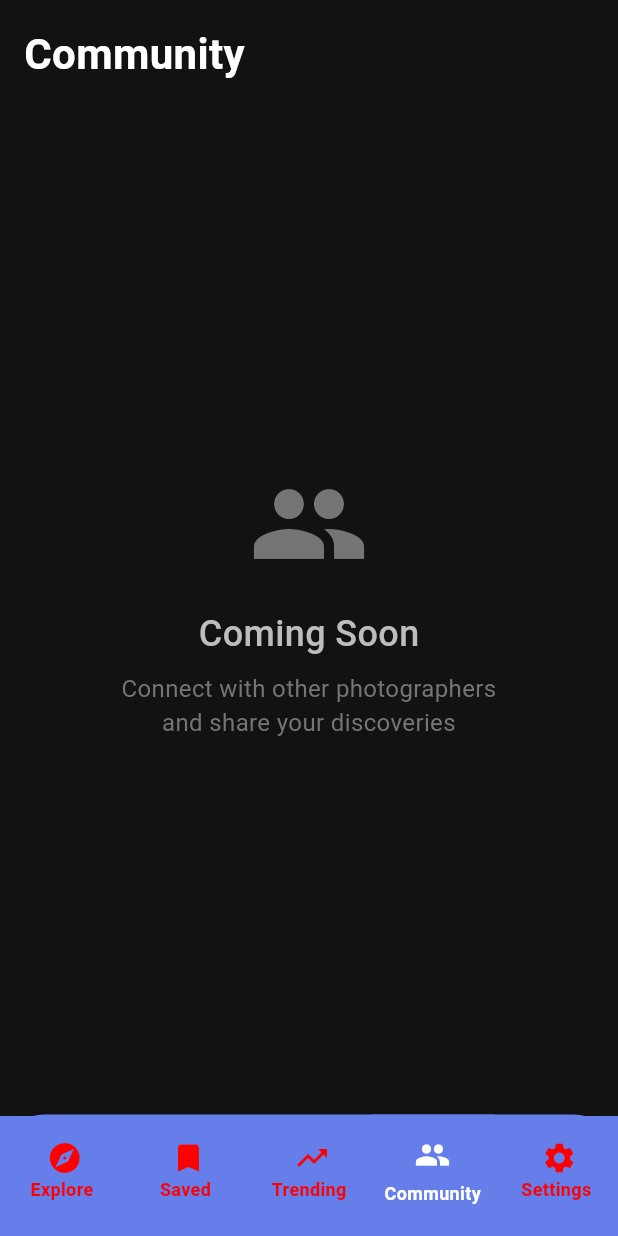
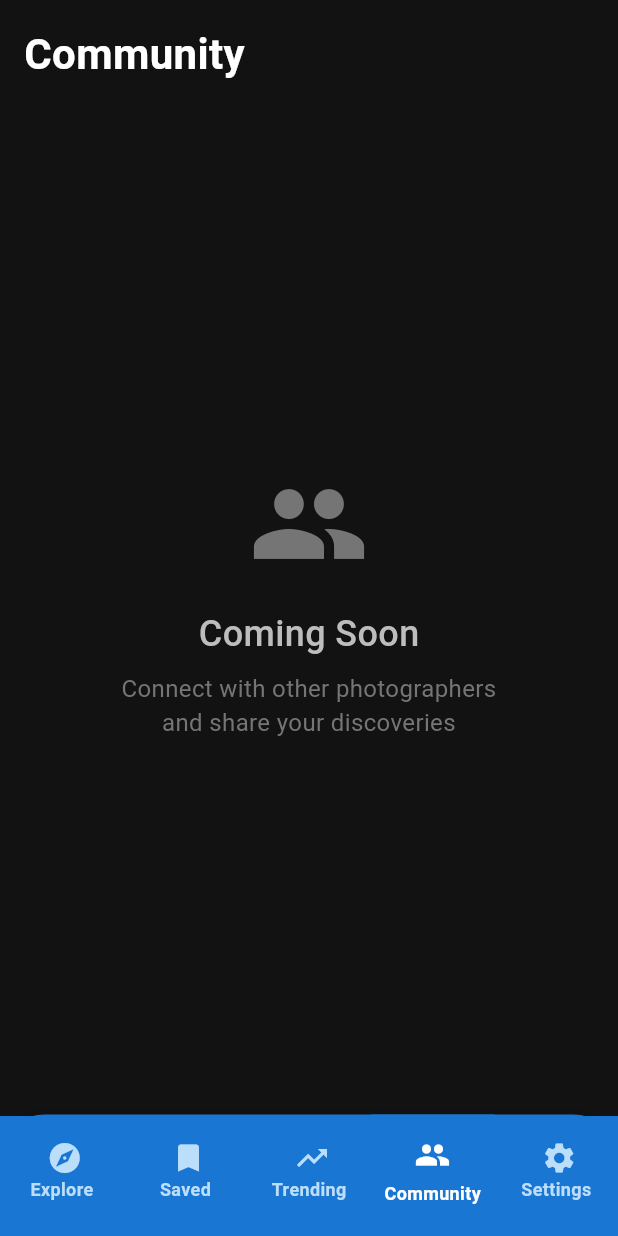
Before and after one commit to shamis6ali/lightspot, a Flutter app: the NavigationContainer widget shown alone on an empty page, opened directly, item 4 of the bottom bar chosen, on a phone screen of 412 x 824 dp. Run offline on Flutter 3.47's test engine with Material 3 defaults, Android fonts, the phone set to English and light mode, and no system bars; our stand-ins replace bloc, dartz, equatable, flutter_bloc, font_awesome_flutter, get_it and 4 more; missing offline and left inert: google_maps_cluster_manager_2, nav; accounts and stored records are empty; network calls fail.

Commit message:
Better ui

```diff
--- a/lib/common/theme/app_colors.dart
+++ b/lib/common/theme/app_colors.dart
@@ -3,34 +3,34 @@ import 'dart:ui';
 class AppColors {
   AppColors._();
 
-  // Primary Colors
-  static const primary = Color(0xFF667eea);
+  // Primary Colors - Based on your app's blue theme
+  static const primary = Color(0xFF1976D2); // Main blue from your bottom nav
   static const onPrimary = Color(0xFFFFFFFF);
-  static const primaryContainer = Color(0xFFE8EAF6);
-  static const onPrimaryContainer = Color(0xFF1A237E);
+  static const primaryContainer = Color(0xFFE3F2FD);
+  static const onPrimaryContainer = Color(0xFF0D47A1);
 
-  // Background Colors
+  // Background Colors - Clean and modern
   static const background = Color(0xFFFAFAFA);
-  static const onBackground = Color(0xFF1A1A1A);
+  static const onBackground = Color(0xFF212121);
   static const surface = Color(0xFFFFFFFF);
-  static const onSurface = Color(0xFF1A1A1A);
+  static const onSurface = Color(0xFF212121);
   static const surfaceVariant = Color(0xFFF5F5F5);
-  static const onSurfaceVariant = Color(0xFF666666);
+  static const onSurfaceVariant = Color(0xFF757575);
 
-  // Text Colors
-  static const text = Color(0xFF1A1A1A);
-  static const textSecondary = Color(0xFF666666);
-  static const textTertiary = Color(0xFF999999);
+  // Text Colors - High contrast for readability
+  static const text = Color(0xFF212121);
+  static const textSecondary = Color(0xFF757575);
+  static const textTertiary = Color(0xFF9E9E9E);
   static const hint = Color(0xFFBDBDBD);
-  static const textDisabled = Color(0xFFCCCCCC);
+  static const textDisabled = Color(0xFFE0E0E0);
 
-  // Accent Colors
-  static const accent = Color(0xFF764ba2);
+  // Accent Colors - Purple for FAB, matching your app
+  static const accent = Color(0xFF9C27B0); // Purple FAB color
   static const onAccent = Color(0xFFFFFFFF);
   static const secondary = Color(0xFF03DAC6);
   static const onSecondary = Color(0xFF000000);
 
-  // Status Colors
+  // Status Colors - Professional and accessible
   static const success = Color(0xFF4CAF50);
   static const onSuccess = Color(0xFFFFFFFF);
   static const warning = Color(0xFFFF9800);
@@ -40,33 +40,65 @@ class AppColors {
   static const info = Color(0xFF2196F3);
   static const onInfo = Color(0xFFFFFFFF);
 
-  // Neutral Colors
+  // Neutral Colors - Clean grays
   static const white = Color(0xFFFFFFFF);
   static const black = Color(0xFF000000);
-  static const grey = Color(0xFF808080);
+  static const grey = Color(0xFF9E9E9E);
   static const lightGrey = Color(0xFFE0E0E0);
   static const darkGrey = Color(0xFF424242);
   static const transparent = Color(0x00000000);
 
-  // Gradient Colors
-  static const gradientStart = Color(0xFF667eea);
-  static const gradientEnd = Color(0xFF764ba2);
-  static const gradientLightStart = Color(0xFFE8EAF6);
+  // Map-inspired Colors - Based on your app's map interface
+  static const mapLand = Color(0xFFE8F5E8); // Light green for land
+  static const mapWater = Color(0xFFE3F2FD); // Light blue for water
+  static const mapRoad = Color(0xFFF5F5F5); // Light gray for roads
+  static const mapHighway = Color(0xFF1976D2); // Blue for highways
+  static const mapMarker = Color(0xFFF44336); // Red for markers
+  static const mapPark = Color(0xFF4CAF50); // Green for parks
+
+  // Gradient Colors - Professional gradients
+  static const gradientStart = Color(0xFF1976D2);
+  static const gradientEnd = Color(0xFF0D47A1);
+  static const gradientLightStart = Color(0xFFE3F2FD);
   static const gradientLightEnd = Color(0xFFF3E5F5);
 
-  // Border Colors
+  // Border Colors - Subtle and clean
   static const border = Color(0xFFE0E0E0);
   static const borderLight = Color(0xFFF0F0F0);
-  static const borderDark = Color(0xFFCCCCCC);
+  static const borderDark = Color(0xFFBDBDBD);
 
-  // Shadow Colors
+  // Shadow Colors - Subtle shadows
   static const shadow = Color(0x1A000000);
   static const shadowLight = Color(0x0A000000);
   static const shadowDark = Color(0x33000000);
 
-  // Overlay Colors
+  // Overlay Colors - For modals and dialogs
   static const overlay = Color(0x80000000);
   static const overlayLight = Color(0x40000000);
+
+  // Search Bar Colors - Based on your app's search bar
+  static const searchBarBackground = Color(0xFF424242);
+  static const searchBarText = Color(0xFFE0E0E0);
+  static const searchBarHint = Color(0xFF9E9E9E);
+  static const searchBarIcon = Color(0xFFFFFFFF);
+
+  // Filter Button Colors - Based on your app's filter buttons
+  static const filterSelected = Color(0xFF1976D2);
+  static const filterUnselected = Color(0xFF000000);
+  static const filterText = Color(0xFFFFFFFF);
+
+  // Bottom Navigation Colors - Based on your app's bottom nav
+  static const bottomNavBackground = Color(0xFF1976D2);
+  static const bottomNavSelected = Color(0xFFFFFFFF);
+  static const bottomNavUnselected = Color(0xFFBBDEFB);
+
+  // Floating Action Button Colors - Based on your app's FAB
+  static const fabBackground = Color(0xFF9C27B0);
+  static const fabIcon = Color(0xFFFFFFFF);
+
+  // Map Control Colors - Based on your app's map controls
+  static const mapControlBackground = Color(0xFF000000);
+  static const mapControlIcon = Color(0xFFFFFFFF);
 
   // Legacy Colors (keeping for backward compatibility)
   static const dark = Color(0xFF121212);
@@ -75,8 +107,8 @@ class AppColors {
   static const red = Color(0xFFFF0000);
 
   // Material Design 3 inspired colors
-  static const primaryLight = Color(0xFF8B9DC3);
-  static const primaryDark = Color(0xFF4A5B8A);
+  static const primaryLight = Color(0xFF64B5F6);
+  static const primaryDark = Color(0xFF1565C0);
   static const surfaceDim = Color(0xFFF5F5F5);
   static const surfaceBright = Color(0xFFFFFFFF);
   static const surfaceContainerLowest = Color(0xFFFFFFFF);
@@ -93,13 +125,20 @@ class AppColors {
   static const hover = Color(0xFFF5F5F5);
   static const pressed = Color(0xFFE0E0E0);
 
-  // Brand Colors (you can customize these)
-  static const brandPrimary = Color(0xFF667eea);
-  static const brandSecondary = Color(0xFF764ba2);
+  // Brand Colors - Matching your app's theme
+  static const brandPrimary = Color(0xFF1976D2);
+  static const brandSecondary = Color(0xFF9C27B0);
   static const brandAccent = Color(0xFF03DAC6);
 
   // Accessibility Colors
   static const highContrast = Color(0xFF000000);
-  static const lowContrast = Color(0xFF666666);
-  static const mediumContrast = Color(0xFF333333);
+  static const lowContrast = Color(0xFF757575);
+  static const mediumContrast = Color(0xFF424242);
+
+  // Dark Theme Colors - For future dark mode support
+  static const darkBackground = Color(0xFF121212);
+  static const darkSurface = Color(0xFF1E1E1E);
+  static const darkPrimary = Color(0xFF90CAF9);
+  static const darkText = Color(0xFFFFFFFF);
+  static const darkTextSecondary = Color(0xFFB0B0B0);
 }
--- a/lib/features/bottom_navigation/widgets/navigation_container.dart
+++ b/lib/features/bottom_navigation/widgets/navigation_container.dart
@@ -34,9 +34,10 @@ class NavigationContainerState extends State<NavigationContainer>
       child: CustomBottomNav(
         items: navigationCubit.tabs,
         onPageChanged: _changeTab,
-        selectedIconColor: AppColors.white,
-        unSelectedIconColor: AppColors.red,
-        backgroundColor: AppColors.primary,
+        selectedIconColor: AppColors.bottomNavSelected,
+        unSelectedIconColor: AppColors.bottomNavUnselected,
+        backgroundColor: AppColors.bottomNavBackground,
+        titleColor: AppColors.bottomNavSelected,
       ),
     );
   }
--- a/lib/features/explore/presentation/widgets/tag_filter_row.dart
+++ b/lib/features/explore/presentation/widgets/tag_filter_row.dart
@@ -25,23 +25,80 @@ class TagFilterRow extends StatelessWidget {
     return Positioned(
       top: topInset + searchBarHeight - 10,
       left: 16,
-      right: 0,
+      right: 16, // Add right padding to prevent overlap
+      child: Container(
+        height: 50, // Fixed height for the scrollable area
         child: SingleChildScrollView(
           scrollDirection: Axis.horizontal,
           physics: const BouncingScrollPhysics(),
           child: Row(
+            mainAxisSize: MainAxisSize.min, // Allow the row to be as wide as needed
             children: [
               for (int i = 0; i < tags.length; i++)
                 Padding(
-                padding: const EdgeInsets.only(right: 8),
-                child: FilterChip(
-                  backgroundColor:
-                  activeIndex == i ? AppColors.primary : AppColors.darkGray,
-                  avatar: Icon(tags[i].$1, size: 12, color: Colors.white),
-                  label: Text(tags[i].$2,
-                      style: const TextStyle(color: Colors.white)),
-                  onSelected: (_) => onSelected(i),   // no setState here
+                  padding: const EdgeInsets.only(right: 12),
+                  child: _buildFilterChip(i),
                 ),
+            ],
+          ),
+        ),
+      ),
+    );
+  }
+
+  Widget _buildFilterChip(int index) {
+    final isSelected = activeIndex == index;
+    final (icon, label) = tags[index];
+
+    return GestureDetector(
+      onTap: () => onSelected(index),
+      child: AnimatedContainer(
+        duration: const Duration(milliseconds: 300),
+        curve: Curves.easeInOut,
+        padding: const EdgeInsets.symmetric(horizontal: 16, vertical: 10),
+        decoration: BoxDecoration(
+          color: isSelected
+              ? AppColors.filterSelected
+              : AppColors.filterUnselected,
+          borderRadius: BorderRadius.circular(25),
+          border: isSelected
+              ? Border.all(
+                  color: AppColors.white.withOpacity(0.3),
+                  width: 1.5,
+                )
+              : null,
+          boxShadow: [
+            BoxShadow(
+              color: isSelected
+                  ? AppColors.shadowDark.withOpacity(0.3)
+                  : AppColors.shadow.withOpacity(0.2),
+              blurRadius: isSelected ? 8 : 4,
+              offset: Offset(0, isSelected ? 3 : 2),
+              spreadRadius: 0,
+            ),
+          ],
+        ),
+        child: Row(
+          mainAxisSize: MainAxisSize.min,
+          children: [
+            AnimatedContainer(
+              duration: const Duration(milliseconds: 300),
+              child: Icon(
+                icon,
+                size: isSelected ? 14 : 12,
+                color: AppColors.filterText,
+              ),
+            ),
+            const SizedBox(width: 8),
+            AnimatedDefaultTextStyle(
+              duration: const Duration(milliseconds: 300),
+              style: TextStyle(
+                color: AppColors.filterText,
+                fontSize: isSelected ? 13 : 12,
+                fontWeight: isSelected ? FontWeight.w600 : FontWeight.w500,
+                letterSpacing: isSelected ? 0.3 : 0.1,
+              ),
+              child: Text(label),
             ),
           ],
         ),
```
Lines whose indentation alone changed are shown as unchanged.
